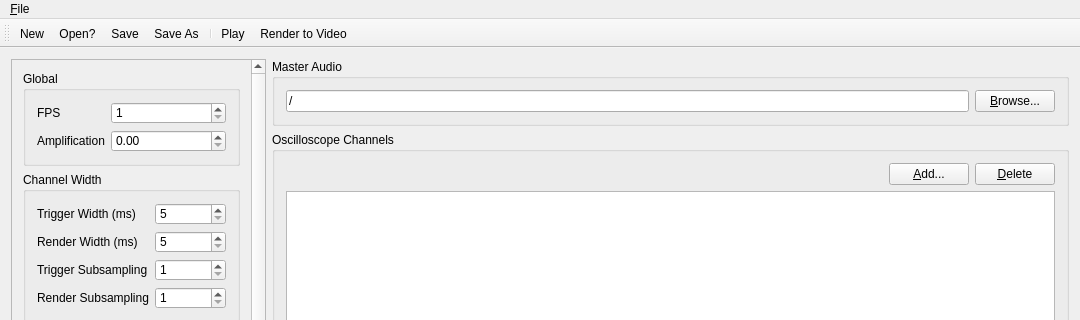
Before: the Qt Designer form ovgenpy/gui/mainwindow.ui in corrscope/corrscope, drawn with Qt 5; both pictures show x 0 to 1080 and y 0 to 320 of the 1080 by 640 pixel window.
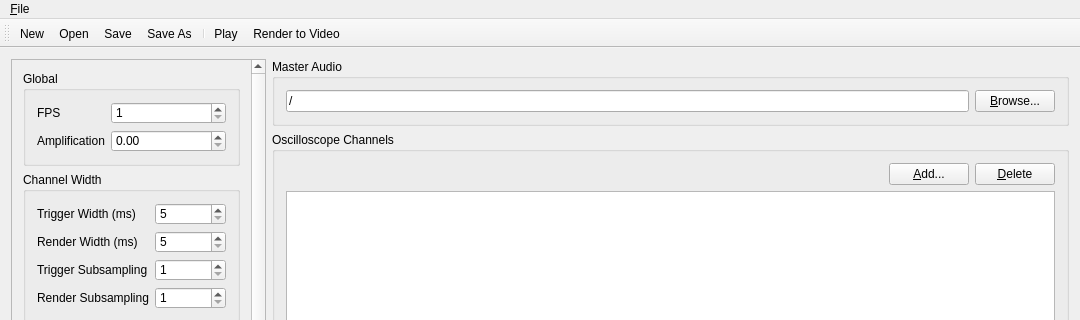
After: the same form once the commit is applied.

Commit message: Bind Open action

```diff
--- a/ovgenpy/gui/mainwindow.ui
+++ b/ovgenpy/gui/mainwindow.ui
@@ -388,7 +388,7 @@
   </widget>
   <action name="actionOpen">
    <property name="text">
-    <string>&amp;Open?</string>
+    <string>&amp;Open</string>
    </property>
    <property name="shortcut">
     <string>Ctrl+O</string>
```
The commit also changes 1 other file.
